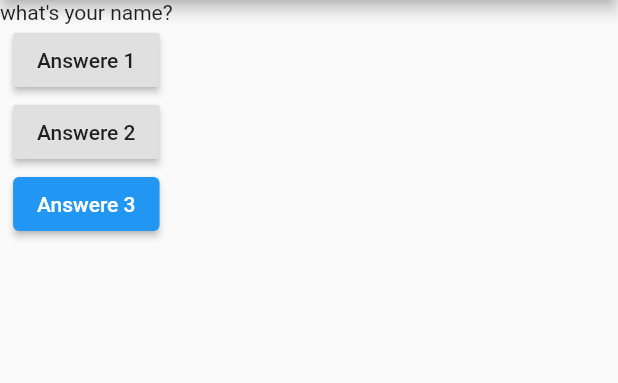
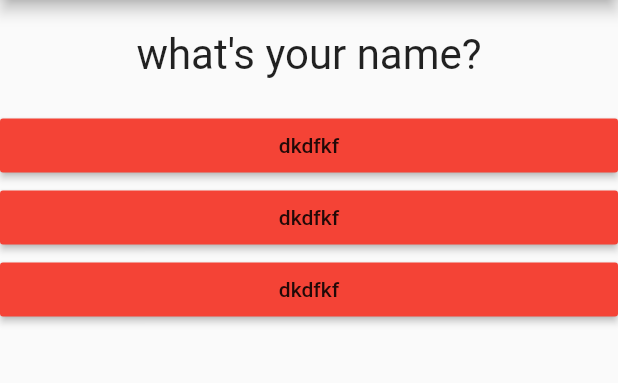
Before and after one commit to Sina2748/first_app, a Flutter app: the screen it shows after launch, on a phone screen of 412 x 824 dp, the part 84-467 px from its top. Run offline on Flutter 3.47's test engine with Material 2 defaults, Android fonts, the phone set to English and light mode, and no system bars.

Commit message:
shaki map

```diff
--- /dev/null
+++ b/lib/answer.dart
@@ -0,0 +1,18 @@
+import 'package:flutter/material.dart';
+
+class Answer extends StatelessWidget {
+  final VoidCallback selectHandler;
+
+  Answer(this.selectHandler);
+
+  @override
+  Widget build(BuildContext context) {
+    return Container(
+        width: double.infinity,
+        child: RaisedButton(
+          color: Colors.red,
+          child: Text('dkdfkf'),
+          onPressed: selectHandler,
+        ));
+  }
+}
--- a/lib/main.dart
+++ b/lib/main.dart
@@ -1,3 +1,5 @@
+import 'package:first_app/answer.dart';
+import 'package:first_app/question.dart';
 import 'package:flutter/material.dart';
 
 // void main() {
@@ -34,10 +36,10 @@ class _MyAppState extends State<MyApp> {
         ),
         body: Column(
           children: [
-            Text(questions[questionIndex]),
-            RaisedButton(child: Text('Answere 1'), onPressed: answerQuestion),
-            RaisedButton(child: Text('Answere 2'), onPressed: answerQuestion),
-            ElevatedButton(child: Text('Answere 3'), onPressed: answerQuestion),
+            Qusetion(questions[questionIndex]),
+            Answer(answerQuestion),
+            Answer(answerQuestion),
+            Answer(answerQuestion),
           ],
         ),
       ),
--- /dev/null
+++ b/lib/question.dart
@@ -0,0 +1,20 @@
+import 'package:flutter/material.dart';
+
+class Qusetion extends StatelessWidget {
+  final String questionText;
+
+  Qusetion(this.questionText);
+
+  @override
+  Widget build(BuildContext context) {
+    return Container(
+      width: double.infinity,
+      margin: EdgeInsets.all(20),
+      child: Text(
+        questionText,
+        style: TextStyle(fontSize: 28),
+        textAlign: TextAlign.center,
+      ),
+    );
+  }
+}
```
